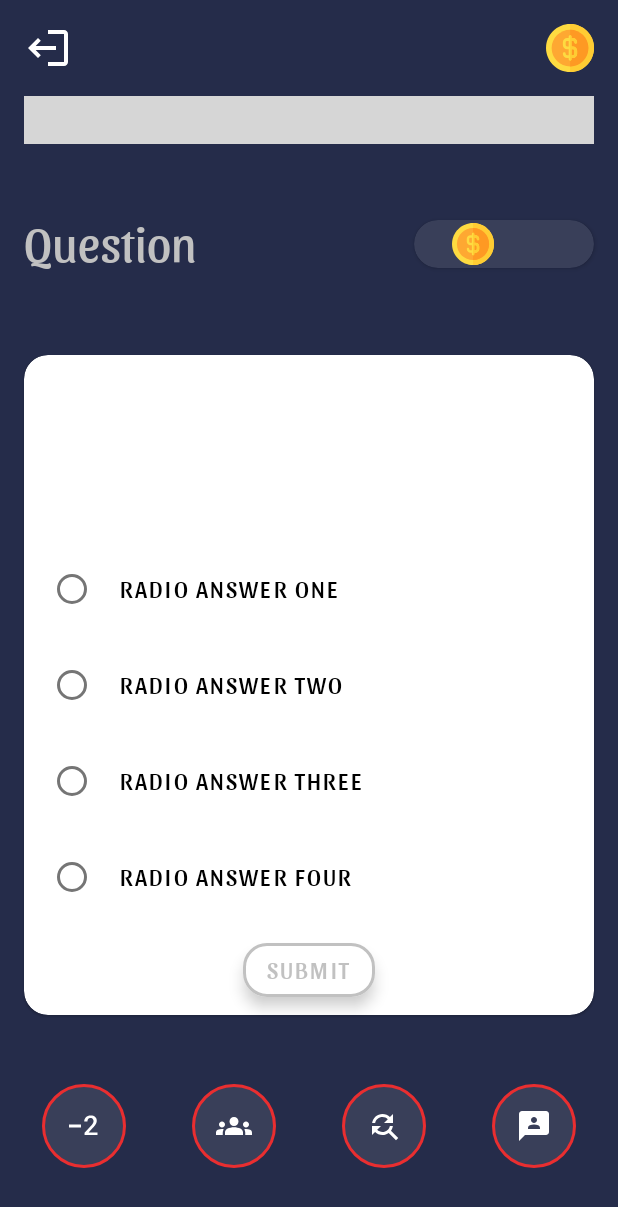
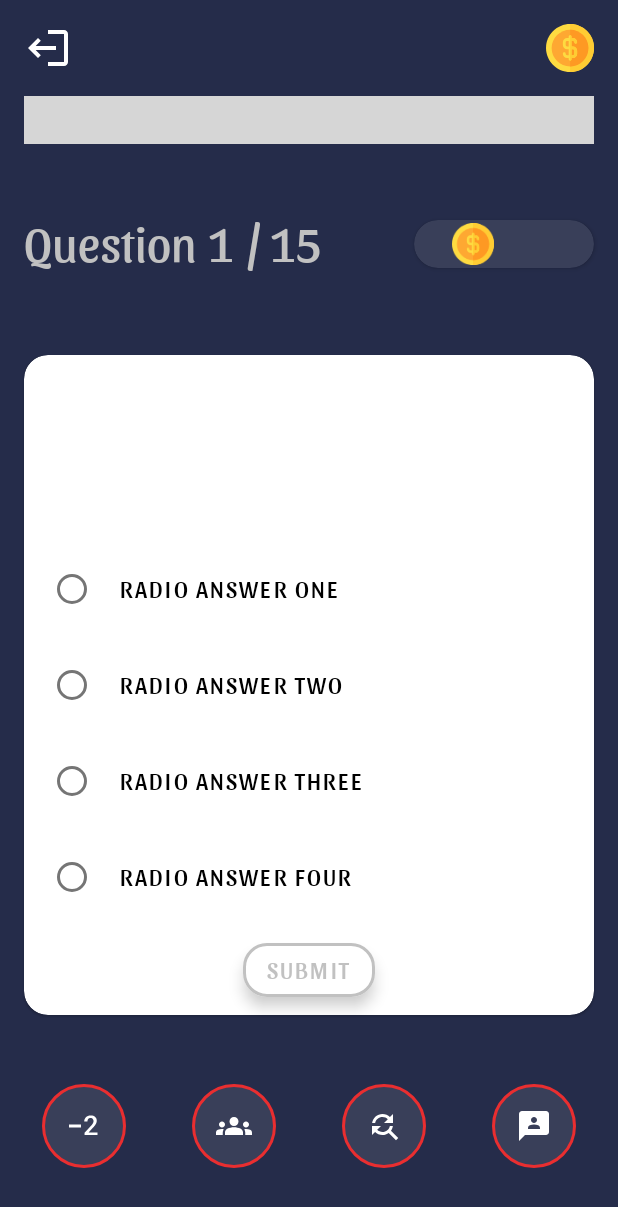
Before and after one commit to MoatazBadawy/WhoWantsToBeMillionaireGame, an Android app: the HomeFragment screen opened through its navigation route, after a tap on an icon or button, on a phone screen of 412 x 824 dp. Shown: the top 1207 px of the screen. Run offline under Robolectric (Android 15) with nearby library versions, the phone set to English and light mode, and no system bars; our stand-ins replace RxJava, data binding; libraries missing offline, so code that uses them is left out: com.skydoves.progressview; plain views replace ProgressView; Roboto replaces fonts that are not available here; 8 statements that could not run were skipped; grey boxes are pictures that could not be loaded.

Commit message:
update main screen

```diff
--- a/app/src/main/java/com/example/android/whowantstobemillionaire/ui/view/HomeFragment.kt
+++ b/app/src/main/java/com/example/android/whowantstobemillionaire/ui/view/HomeFragment.kt
@@ -14,20 +14,32 @@ import com.example.android.whowantstobemillionaire.ui.viewmodel.QuizViewModel
 
 class HomeFragment : BaseFragment<FragmentHomeBinding>(R.layout.fragment_home) {
     private val quizViewModel: QuizViewModel by viewModels()
+
     override fun setup() {
         binding.quizViewModel = quizViewModel
 
         quizViewModel.getEasyQuiz()
-        binding.imageHelpDeleteTwo.setOnClickListener { removeTwoAnswers() }
+
+
+        binding.imageHelpDeleteTwo.setOnClickListener {
+            if(countRemove < 1)  removeTwoAnswers()
+            countRemove++
+        }
+
         binding.progressBar.setOnProgressChangeListener {
             if (it >= 30f) {
                 navigateToResultsFragment()
                 binding.progressBar.progressFromPrevious
             }
         }
+
+
         binding.imageHelpReplaceQuestion.setOnClickListener {
-            Navigation.findNavController(it).navigate(R.id.action_homeFragment_self)
-            //binding.progressBar.progressFromPrevious
+            if(countReplace < 1){
+                Navigation.findNavController(it).navigate(R.id.action_homeFragment_self)
+                //binding.progressBar.progressFromPrevious
+            }
+            countReplace++
         }
 
         binding.buttonSubmit.setOnClickListener{v ->
@@ -60,13 +72,15 @@ class HomeFragment : BaseFragment<FragmentHomeBinding>(R.layout.fragment_home) {
                 break
             }else if(radioButton.isChecked && trueAnswer(i)){
                 Navigation.findNavController(view).navigate(R.id.action_homeFragment_self)
-                var num = getQuizNum()
-                binding.quizNum.text = num.toString()
-                binding.textScore.text = getQuizCoins().toString()
-                when(num){
+                //var num = getQuizNum()
+                //binding.quizNum.text = num.toString()
+                //binding.textScore.text = getQuizCoins().toString()
+
+                when(getQuizNum()){
                     in 1..5 -> quizViewModel.getEasyQuiz()
                     in 6..10 -> quizViewModel.getMediumQuiz()
-                    in 11..15 -> quizViewModel.getHardQuiz()
+                    in 11..14 -> quizViewModel.getHardQuiz()
+                    15 -> Navigation.findNavController(view).navigate(R.id.action_homeFragment_to_resultFragment)
                 }
                 break
             }else{
--- a/app/src/main/res/layout/fragment_home.xml
+++ b/app/src/main/res/layout/fragment_home.xml
@@ -97,7 +97,8 @@
             app:layout_constraintBottom_toBottomOf="@+id/text_label_question"
             app:layout_constraintTop_toTopOf="@id/text_label_question"
             app:layout_constraintStart_toEndOf="@id/text_label_question"
-            tools:text="1"/>
+            android:text="1"
+            app:quizCounter="@{quizViewModel.quizResponse}"/>
 
         <TextView
             android:id="@+id/text_question_count"
@@ -110,7 +111,7 @@
             app:layout_constraintBottom_toBottomOf="@+id/text_label_question"
             app:layout_constraintStart_toEndOf="@id/quiz_num"
             app:layout_constraintTop_toTopOf="@id/text_label_question"
-            tools:text="/ 15" />
+            android:text="/ 15" />
 
         <androidx.cardview.widget.CardView
             android:id="@+id/card_score_bg"
@@ -148,7 +149,8 @@
             app:layout_constraintEnd_toEndOf="@id/card_score_bg"
             app:layout_constraintStart_toEndOf="@id/image_dollar"
             app:layout_constraintTop_toTopOf="@+id/image_dollar"
-            tools:text="0" />
+            tools:text="0"
+            app:coinsCounter="@{quizViewModel.quizResponse}"/>
 
         <com.google.android.material.card.MaterialCardView
             android:id="@+id/card_question_answers"
```
Also changed, not shown: app/src/main/java/com/example/android/whowantstobemillionaire/ui/view/BindingAdapters.kt (+23 -4 lines).
